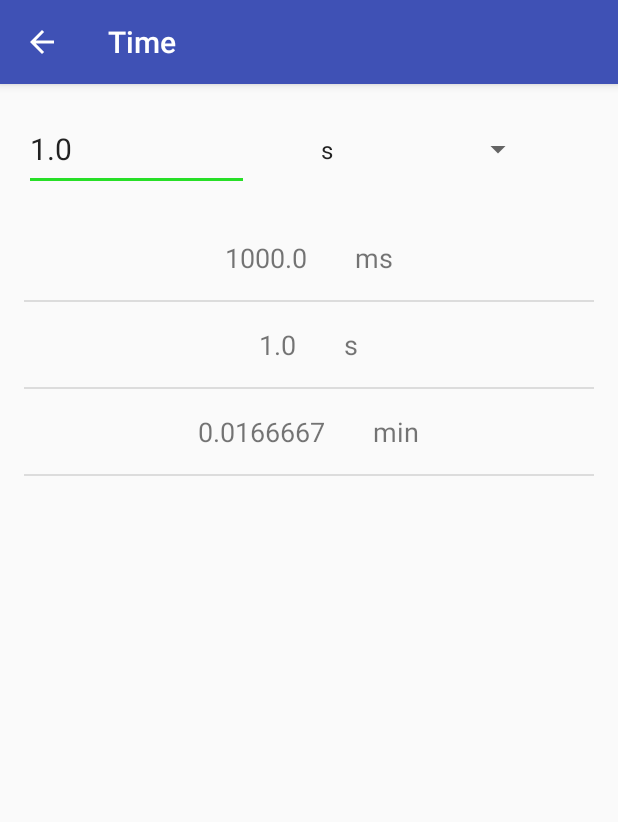
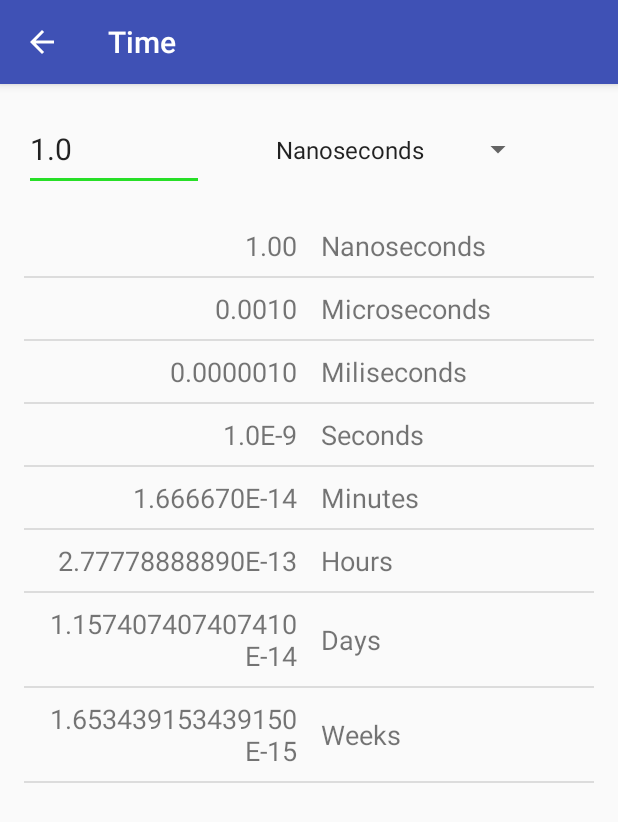
Before and after one commit to sebmerkt/Conv101, an Android app: the ConvertUnitsTime screen opened directly, with no data from a screen before it, on a phone screen of 412 x 824 dp. Shown: the top 822 px of the screen. Run offline under Robolectric (Android 15) with nearby library versions, the phone set to English and light mode, and no system bars.

Commit message:
Added aditional units of time

```diff
--- a/app/src/main/java/com/example/sam/convert101/ConvertUnitsTime.java
+++ b/app/src/main/java/com/example/sam/convert101/ConvertUnitsTime.java
@@ -4,7 +4,6 @@ import android.os.Bundle;
 import android.support.design.widget.Snackbar;
 import android.text.Editable;
 import android.text.TextWatcher;
-import android.util.Log;
 import android.view.View;
 import android.widget.AdapterView;
 import android.widget.ArrayAdapter;
@@ -12,9 +11,8 @@ import android.widget.EditText;
 import android.widget.ListView;
 import android.widget.Spinner;
 
+import java.math.BigDecimal;
 import java.util.ArrayList;
-import java.util.Arrays;
-import java.util.List;
 
 
 public class ConvertUnitsTime extends ConvertUnitsBase implements AdapterView.OnItemSelectedListener {
@@ -22,27 +20,44 @@ public class ConvertUnitsTime extends ConvertUnitsBase implements AdapterView.On
     UsersAdapter adapter;
     ListView listView;
 
+//    String[] units = {"ns","us","ms","s","min","h","d","w"};   //vector of available units
+    String[] units = {"Nanoseconds","Microseconds","Miliseconds","Seconds","Minutes","Hours","Days","Weeks"};   //vector of available units
+//    String[][] convMatrix = {{"1.","0.001","0.000016666666667"},
+//                                 {"1000.0","1.0","0.016666666667"},
+//                                 {"60000.0","60.0","1.0"}};  //conversion matrix
 
-    String[] units = {"ms","s","min"};   //vector of available units
-    double[][] convMatrix = {{1.,Math.pow(10., -3.),1.66667*Math.pow(10.,-5)},{Math.pow(10., 3.),1,0.0166667},{60000.,60.,1}};  //conversion matrix
-    double inputValue = 1.;
+    String[][] convMatrix = {{"1.0","0.001","1E-06","1E-09","1.66667E-14","2.7777888889E-13","1.15740740740741E-14","1.65343915343915E-15"},
+        {"1000.0","1.0","0.001","1E-06","1.66667E-11","2.7777888889E-10","1.15740740740741E-11","1.65343915343915E-12"},
+        {"1000000.0","1000.0","1.0","0.001","1.66667E-05","2.7777888889E-07","1.15740740740741E-08","1.65343915343915E-09"},
+        {"1000000000.0","1000000.0","1000.0","1.0","0.0166667","0.00027777888889","1.15740740740741E-05","1.65343915343915E-06"},
+        {"60000000000.0","60000000.0","60000.0","60.0","1.0","0.0166667","0.000694444444444","9.92063492063492E-05"},
+        {"3600000000000.0","3600000000.0","3600000.0","3600.0","60.0","1.0","0.041666666666667","0.005952380952381"},
+        {"86400000000000.0","86400000000.0","86400000.0","86400.0","1440.0","24.0","1.0","0.142857142857143"},
+        {"604800000000000.0","604800000000.0","604800000.0","604800.0","10080.0","168.0","7.0","1.0"}};
+
+
+    //TODO: Locale requires different floating point!
+    //TODO: Write formatter class for output:
+    //      - numbers > 10^6? will be displayed as x.xEx
+    //      - numbers < 10^(-6)? will be displayed as x.xE-x
+    //      - keep 6? decimals
+    String inputValue = "1.0";
     int selectedUnit = 0;
-    double[] outputValues = {inputValue*convMatrix[selectedUnit][0],
-           inputValue*convMatrix[selectedUnit][1],
-            inputValue*convMatrix[selectedUnit][2]};
+    BigDecimal[] outputValues = {new BigDecimal(inputValue).multiply( new BigDecimal(convMatrix[selectedUnit][0]) ),
+            new BigDecimal(inputValue).multiply( new BigDecimal(convMatrix[selectedUnit][1]) ),
+            new BigDecimal(inputValue).multiply( new BigDecimal(convMatrix[selectedUnit][2]) ),
+            new BigDecimal(inputValue).multiply( new BigDecimal(convMatrix[selectedUnit][3]) ),
+            new BigDecimal(inputValue).multiply( new BigDecimal(convMatrix[selectedUnit][4]) ),
+            new BigDecimal(inputValue).multiply( new BigDecimal(convMatrix[selectedUnit][5]) ),
+            new BigDecimal(inputValue).multiply( new BigDecimal(convMatrix[selectedUnit][6]) ),
+            new BigDecimal(inputValue).multiply( new BigDecimal(convMatrix[selectedUnit][7]) )};
 
-    UnitData timeData0 = new UnitData(units[0], outputValues[0]);
-    UnitData timeData1 = new UnitData(units[1], outputValues[1]);
-    UnitData timeData2 = new UnitData(units[2], outputValues[2]);
-
-//    ArrayList<UnitData> timeUnits = new ArrayList<>(Arrays.asList(timeData0,timeData1,timeData2));
+    UnitData[] timeData = new UnitData[units.length];
 
     @Override
     protected void onCreate(Bundle savedInstanceState) {
         super.onCreate(savedInstanceState);
         setContentView(R.layout.convert_units_base);
-
-
 
         // Construct the data source
         ArrayList<UnitData> arrayOfItems = new ArrayList<>();
@@ -50,15 +65,17 @@ public class ConvertUnitsTime extends ConvertUnitsBase implements AdapterView.On
         adapter = new UsersAdapter(this, arrayOfItems);
         // Attach the adapter to a ListView
         listView = findViewById(R.id.lv_convert_units_results);
-//        adapter.addAll(timeData0);
-//        adapter.addAll(timeData1);
-//        adapter.addAll(timeData2);
+
+        for (int i = 0; i<units.length; i++) {
+            timeData[i] = new UnitData(units[i], outputValues[i]);
+            adapter.addAll(timeData[i]);
+        }
         listView.setAdapter(adapter);
 
 
 
         final EditText editText = findViewById(R.id.et_conv_number);
-        editText.setText(Double.toString(inputValue));
+        editText.setText(inputValue);
 
 
         editText.addTextChangedListener(new TextWatcher() {
@@ -66,31 +83,25 @@ public class ConvertUnitsTime extends ConvertUnitsBase implements AdapterView.On
             public void onTextChanged(CharSequence s, int start, int before, int count) {
                 adapter.clear();
                 if(editText.getText().toString().trim().equals("")) {
-
-                    outputValues = new double[]{0., 0., 0.};
-                    timeData0.setUnitValue(0.);
-                    timeData1.setUnitValue(0.);
-                    timeData2.setUnitValue(0.);
-                    adapter.addAll(timeData0);
-                    adapter.addAll(timeData1);
-                    adapter.addAll(timeData2);
-
+                    outputValues = new BigDecimal[]{new BigDecimal("0.0"),
+                                                    new BigDecimal("0.0"),
+                                                    new BigDecimal("0.0"),
+                                                    new BigDecimal("0.0"),
+                                                    new BigDecimal("0.0"),
+                                                    new BigDecimal("0.0"),
+                                                    new BigDecimal("0.0"),
+                                                    new BigDecimal("0.0")};
                 } else {
-                    inputValue = Double.parseDouble(editText.getText().toString());
-
-
+                    inputValue = editText.getText().toString();
                     for(int i = 0; i<outputValues.length; i++){
-                        outputValues[i] = inputValue*convMatrix[selectedUnit][i];
+                        outputValues[i] = new BigDecimal(inputValue).multiply( new BigDecimal(convMatrix[selectedUnit][i]) );
                     }
-                    timeData0.setUnitValue(outputValues[0]);
-                    timeData1.setUnitValue(outputValues[1]);
-                    timeData2.setUnitValue(outputValues[2]);
-                    adapter.addAll(timeData0);
-                    adapter.addAll(timeData1);
-                    adapter.addAll(timeData2);
                 }
 
-//                adapter.addAll(timeData1);
+                for (int i = 0; i<units.length; i++) {
+                    timeData[i] = new UnitData(units[i], outputValues[i]);
+                    adapter.addAll(timeData[i]);
+                }
                 listView.setAdapter(adapter);
             }
 
@@ -128,15 +139,12 @@ public class ConvertUnitsTime extends ConvertUnitsBase implements AdapterView.On
         adapter.clear();
         selectedUnit = pos;
         for(int i = 0; i<outputValues.length; i++){
-            outputValues[i] = inputValue*convMatrix[selectedUnit][i];
+            outputValues[i] = new BigDecimal(inputValue).multiply( new BigDecimal(convMatrix[selectedUnit][i]) );
         }
-        timeData0.setUnitValue(outputValues[0]);
-        timeData1.setUnitValue(outputValues[1]);
-        timeData2.setUnitValue(outputValues[2]);
-        adapter.addAll(timeData0);
-        adapter.addAll(timeData1);
-        adapter.addAll(timeData2);
-        listView.setAdapter(adapter);
+        for (int i = 0; i<units.length; i++) {
+            timeData[i] = new UnitData(units[i], outputValues[i]);
+            adapter.addAll(timeData[i]);
+        }
     }
 
     public void onNothingSelected(AdapterView<?> parent) {
--- a/app/src/main/java/com/example/sam/convert101/UnitData.java
+++ b/app/src/main/java/com/example/sam/convert101/UnitData.java
@@ -1,52 +1,49 @@
 package com.example.sam.convert101;
 
 
+import java.math.BigDecimal;
+
 public class UnitData {
-    private long id;
+//    private long id;
     String unitType;
     String unit;
-    double unitValue;
+    BigDecimal unitValue;
 
-    UnitData (String inputunit, double value ) {
-        unit = inputunit;
-        unitValue = value;
+    UnitData (String inputunit, BigDecimal value ) {
+        this.unit = inputunit;
+        this.unitValue = value;
     }
 
-    UnitData () {
-        this.unit = "";
-        this.unitValue = 0.0;
-    }
-
-    public void setUnitType(String inptunit){
-            this.unitType = inptunit;
+    public void setUnitType(String inputunit){
+            this.unitType = inputunit;
     }
 
     public String getUnitType(){
         return this.unitType;
     }
 
-    public void setUnit(String inptunit){
-            this.unit = inptunit;
+    public void setUnit(String inputunit){
+            this.unit = inputunit;
     }
 
-    public String getUnit(int pos){
+    public String getUnit(){
         return this.unit;
     }
 
-    public void setUnitValue(double value){
+    public void setUnitValue(BigDecimal value){
             this.unitValue = value;
     }
 
-    public double getUnitValue(int pos){
+    public BigDecimal getUnitValue(){
         return this.unitValue;
     }
 
-    public void setId(long id) {
-        this.id = id;
-    }
-
-    public long getId() {
-        return id;
-    }
+//    public void setId(long id) {
+//        this.id = id;
+//    }
+//
+//    public long getId() {
+//        return id;
+//    }
 
 }
--- a/app/src/main/java/com/example/sam/convert101/UsersAdapter.java
+++ b/app/src/main/java/com/example/sam/convert101/UsersAdapter.java
@@ -12,6 +12,7 @@ import android.widget.EditText;
 import android.widget.ImageButton;
 import android.widget.TextView;
 
+import java.math.BigDecimal;
 import java.util.ArrayList;
 
 class UsersAdapter extends ArrayAdapter<UnitData> {
@@ -33,8 +34,9 @@ class UsersAdapter extends ArrayAdapter<UnitData> {
         TextView tvUnitValue = convertView.findViewById(R.id.tv_result_value);
         TextView tvUnitType = convertView.findViewById(R.id.tv_result_unit);
         // Populate the data into the template view using the data object
-        tvUnitValue.setText(Double.toString(unit.getUnitValue(position)));
-        tvUnitType.setText(unit.getUnit(position));
+        tvUnitValue.setText((unit.getUnitValue()).toString());
+//        tvUnitValue.setText((unit.getUnitValue()).setScale(4, BigDecimal.ROUND_HALF_UP).toString());
+        tvUnitType.setText(unit.getUnit());
 
 
         // Return the completed view to render on screen
--- a/app/src/main/res/layout/conversion_results.xml
+++ b/app/src/main/res/layout/conversion_results.xml
@@ -10,18 +10,22 @@
 
     <TextView
         android:id="@+id/tv_result_value"
-        android:layout_width="wrap_content"
+        android:layout_width="0dp"
         android:layout_height="wrap_content"
         android:layout_gravity="center_vertical"
-        android:padding="16dp"
+        android:layout_weight="50"
+        android:gravity="right"
+        android:padding="8dp"
         android:textSize="18sp" />
 
     <TextView
         android:id="@+id/tv_result_unit"
-        android:layout_width="wrap_content"
+        android:layout_width="0dp"
         android:layout_height="wrap_content"
+        android:layout_weight="50"
+        android:gravity="left"
         android:layout_gravity="center_vertical"
-        android:padding="16dp"
+        android:padding="8dp"
         android:textSize="18sp" />
 
 
--- a/app/src/main/res/layout/convert_units_base.xml
+++ b/app/src/main/res/layout/convert_units_base.xml
@@ -10,7 +10,7 @@
 
     <EditText
         android:id="@+id/et_conv_number"
-        android:layout_width="150dp"
+        android:layout_width="120dp"
         android:layout_height="55dp"
         android:layout_marginLeft="16dp"
         android:layout_marginStart="16dp"
@@ -23,7 +23,7 @@
 
     <Spinner
         android:id="@+id/spinner_select_unit"
-        android:layout_width="150dp"
+        android:layout_width="180dp"
         android:layout_height="55dp"
         android:layout_marginEnd="16dp"
         android:layout_marginRight="16dp"
@@ -36,15 +36,16 @@
     <ListView
         android:id="@+id/lv_convert_units_results"
         android:layout_width="match_parent"
-        android:layout_height="277dp"
+        android:layout_height="0dp"
+        android:layout_marginBottom="16dp"
         android:layout_marginEnd="16dp"
         android:layout_marginStart="16dp"
         android:layout_marginTop="16dp"
-
+        app:layout_constraintBottom_toBottomOf="parent"
         app:layout_constraintEnd_toEndOf="parent"
         app:layout_constraintHorizontal_bias="0.0"
         app:layout_constraintStart_toStartOf="parent"
-        app:layout_constraintTop_toBottomOf="@+id/spinner_select_unit" />
+        app:layout_constraintTop_toBottomOf="@+id/et_conv_number" />
 
 
 </android.support.constraint.ConstraintLayout>
--- a/app/src/main/res/layout/convert_units_textview.xml
+++ b/app/src/main/res/layout/convert_units_textview.xml
@@ -1,4 +1,3 @@
-<?xml version="1.0" encoding="utf-8"?>
 <TextView xmlns:android="http://schemas.android.com/apk/res/android"
     android:id="@+id/tv_convert_units_results"
     android:layout_width="fill_parent"
--- a/app/src/main/res/values/strings.xml
+++ b/app/src/main/res/values/strings.xml
@@ -34,8 +34,13 @@
     </string-array>
 
     <string-array name="time_units">
-        <item>ms</item>
-        <item>s</item>
-        <item>min</item>
+        <item>Nanoseconds</item>
+        <item>Microseconds</item>
+        <item>Miliseconds</item>
+        <item>Seconds</item>
+        <item>Minutes</item>
+        <item>Hours</item>
+        <item>Days</item>
+        <item>Weeks</item>
     </string-array>
 </resources>
```
Also changed, not shown: app/src/main/res/layout/content_main.xml (+119 -21 lines).
